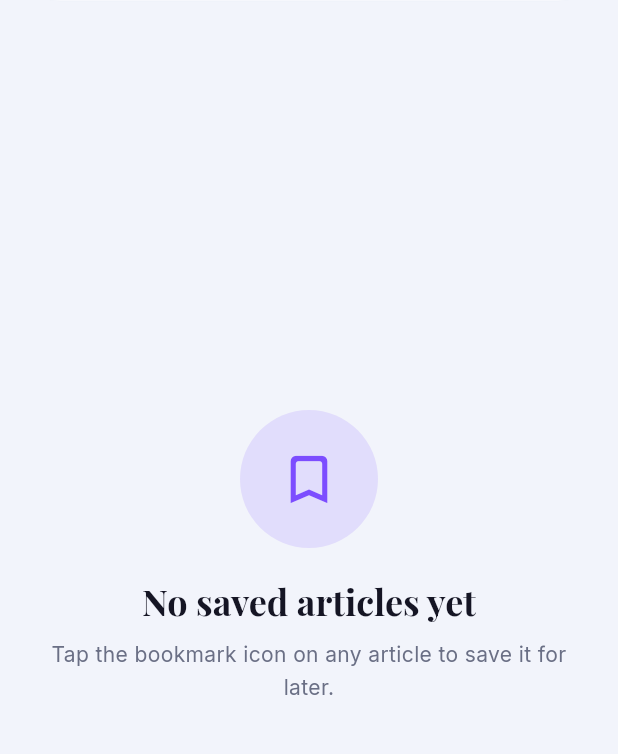
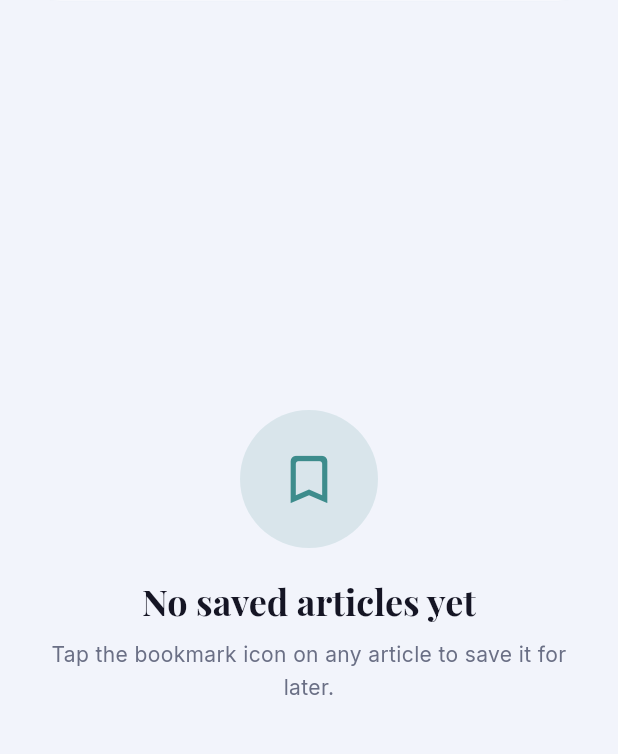
Before and after one commit to codewithabdullah-07/Pulse-News, a Flutter app: the BookmarksScreen screen opened directly, on a phone screen of 412 x 824 dp, the part 124-878 px from its top. Run offline on Flutter 3.47's test engine with Material 3 defaults, Android fonts, the light colour scheme and no system bars; drawn by our look-alikes of flutter_animate; our stand-ins replace cached_network_image, dio, flutter_dotenv, flutter_local_notifications, flutter_riverpod, google_fonts and 9 more; accounts and stored records are empty.

Commit message:
PULSE NEWS

```diff
--- a/lib/theme/app_theme.dart
+++ b/lib/theme/app_theme.dart
@@ -5,28 +5,34 @@ import 'package:google_fonts/google_fonts.dart';
 class AppColors {
   static const Color primary = Color(0xFF1A1A2E);
   static const Color primaryAlt = Color(0xFF0D0D1A);
-  static const Color accent = Color(0xFF5C6BC0);
-  static const Color violet = Color(0xFF7C4DFF);
-  static const Color secondaryAccent = Color(0xFF00BFA5);
+  static const Color accent = Color(0xFF2A6E6E);        // Deep Teal
+  static const Color violet = Color(0xFF3D8C8C);        // Teal mid
+  static const Color secondaryAccent = Color(0xFFC5874A); // Warm Amber
   static const Color error = Color(0xFFEF5350);
+
   static const Color surfaceLight = Color(0xFFFFFFFF);
-  static const Color surfaceDark = Color(0xFF1E1E2E);
+  static const Color surfaceDark = Color(0xFF1C2330);   // Deep Navy
+
   static const Color cardLight = Color(0xFFF8F9FF);
-  static const Color cardDark = Color(0xFF252535);
+  static const Color cardDark = Color(0xFF232D3F);      // Slate Card
+
   static const Color pageLight = Color(0xFFF2F4FB);
-  static const Color pageDark = Color(0xFF10111A);
+  static const Color pageDark = Color(0xFF141920);      // Near-Black Navy
+
   static const Color borderLight = Color(0xFFDDE2F2);
-  static const Color borderDark = Color(0xFF34374A);
+  static const Color borderDark = Color(0xFF2C3850);    // Muted Slate
+
   static const Color textLight = Color(0xFF151524);
-  static const Color textDark = Color(0xFFF3F4FF);
+  static const Color textDark = Color(0xFFEEF0F6);      // Soft White
+
   static const Color mutedLight = Color(0xFF6A6F85);
-  static const Color mutedDark = Color(0xFFB6B7C7);
+  static const Color mutedDark = Color(0xFF7C8394);     // Cool Gray
+
   static const Color shimmerBase = Color(0xFFE7EAF8);
   static const Color shimmerHighlight = Color(0xFFF9FAFF);
-  static const Color shimmerBaseDark = Color(0xFF313348);
-  static const Color shimmerHighlightDark = Color(0xFF3C3F56);
+  static const Color shimmerBaseDark = Color(0xFF2A3545);
+  static const Color shimmerHighlightDark = Color(0xFF35435A);
 }
-
 class AppTheme {
   static ThemeData get lightTheme => _buildTheme(Brightness.light);
   static ThemeData get darkTheme => _buildTheme(Brightness.dark);
```
